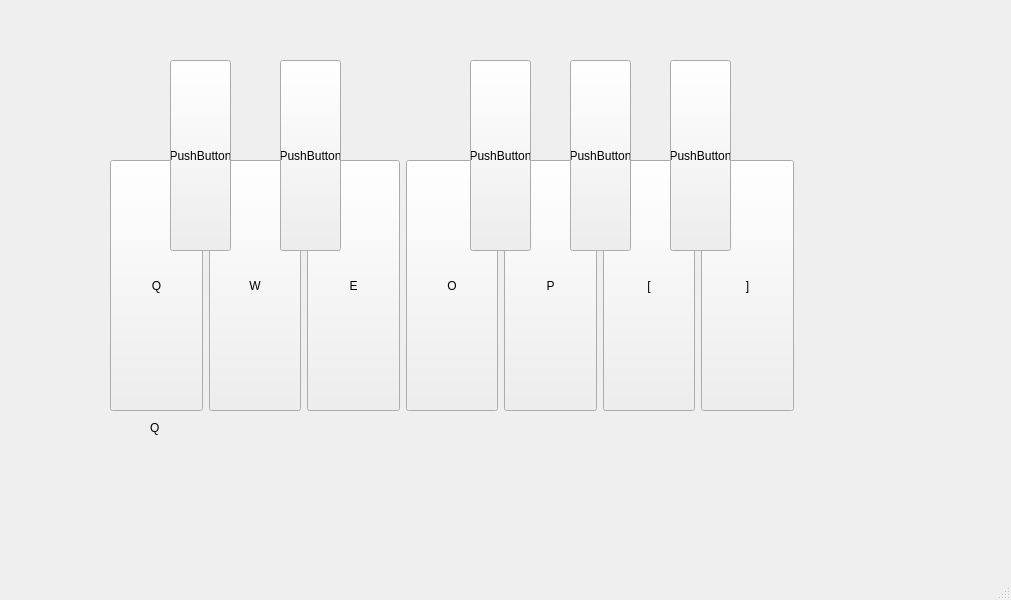
Before: the Qt Designer form mainwindow.ui in bembek7/DigitalPiano, drawn with Qt 5.
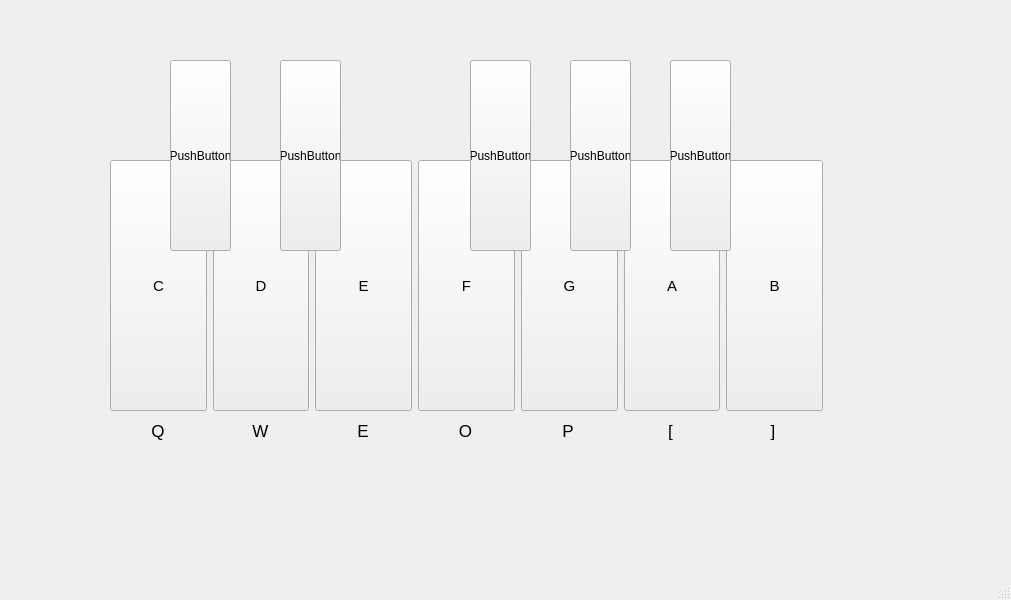
After: the same form once the commit is applied.

```diff
--- a/mainwindow.ui
+++ b/mainwindow.ui
@@ -19,7 +19,7 @@
      <rect>
       <x>110</x>
       <y>160</y>
-      <width>684</width>
+      <width>713</width>
       <height>251</height>
      </rect>
     </property>
@@ -32,8 +32,13 @@
          <verstretch>0</verstretch>
         </sizepolicy>
        </property>
+       <property name="font">
+        <font>
+         <pointsize>11</pointsize>
+        </font>
+       </property>
        <property name="text">
-        <string>Q</string>
+        <string>C</string>
        </property>
        <property name="shortcut">
         <string/>
@@ -48,8 +53,13 @@
          <verstretch>0</verstretch>
         </sizepolicy>
        </property>
+       <property name="font">
+        <font>
+         <pointsize>11</pointsize>
+        </font>
+       </property>
        <property name="text">
-        <string>W</string>
+        <string>D</string>
        </property>
       </widget>
      </item>
@@ -61,6 +71,11 @@
          <verstretch>0</verstretch>
         </sizepolicy>
        </property>
+       <property name="font">
+        <font>
+         <pointsize>11</pointsize>
+        </font>
+       </property>
        <property name="text">
         <string>E</string>
        </property>
@@ -74,8 +89,13 @@
          <verstretch>0</verstretch>
         </sizepolicy>
        </property>
+       <property name="font">
+        <font>
+         <pointsize>11</pointsize>
+        </font>
+       </property>
        <property name="text">
-        <string>O</string>
+        <string>F</string>
        </property>
       </widget>
      </item>
@@ -87,8 +107,13 @@
          <verstretch>0</verstretch>
         </sizepolicy>
        </property>
+       <property name="font">
+        <font>
+         <pointsize>11</pointsize>
+        </font>
+       </property>
        <property name="text">
-        <string>P</string>
+        <string>G</string>
        </property>
       </widget>
      </item>
@@ -100,8 +125,13 @@
          <verstretch>0</verstretch>
         </sizepolicy>
        </property>
+       <property name="font">
+        <font>
+         <pointsize>11</pointsize>
+        </font>
+       </property>
        <property name="text">
-        <string>[</string>
+        <string>A</string>
        </property>
       </widget>
      </item>
@@ -113,8 +143,13 @@
          <verstretch>0</verstretch>
         </sizepolicy>
        </property>
+       <property name="font">
+        <font>
+         <pointsize>11</pointsize>
+        </font>
+       </property>
        <property name="text">
-        <string>]</string>
+        <string>B</string>
        </property>
       </widget>
      </item>
@@ -185,18 +220,122 @@
      <string>PushButton</string>
     </property>
    </widget>
-   <widget class="QLabel" name="label">
+   <widget class="QWidget" name="horizontalLayoutWidget_2">
     <property name="geometry">
      <rect>
-      <x>150</x>
-      <y>420</y>
-      <width>49</width>
-      <height>16</height>
+      <x>110</x>
+      <y>410</y>
+      <width>711</width>
+      <height>41</height>
      </rect>
     </property>
-    <property name="text">
-     <string>Q</string>
-    </property>
+    <layout class="QHBoxLayout" name="horizontalLayout_2">
+     <item>
+      <widget class="QLabel" name="label">
+       <property name="font">
+        <font>
+         <pointsize>13</pointsize>
+        </font>
+       </property>
+       <property name="text">
+        <string>Q</string>
+       </property>
+       <property name="alignment">
+        <set>Qt::AlignCenter</set>
+       </property>
+      </widget>
+     </item>
+     <item>
+      <widget class="QLabel" name="label_2">
+       <property name="font">
+        <font>
+         <pointsize>13</pointsize>
+        </font>
+       </property>
+       <property name="text">
+        <string>W</string>
+       </property>
+       <property name="alignment">
+        <set>Qt::AlignCenter</set>
+       </property>
+      </widget>
+     </item>
+     <item>
+      <widget class="QLabel" name="label_3">
+       <property name="font">
+        <font>
+         <pointsize>13</pointsize>
+        </font>
+       </property>
+       <property name="text">
+        <string>E</string>
+       </property>
+       <property name="alignment">
+        <set>Qt::AlignCenter</set>
+       </property>
+      </widget>
+     </item>
+     <item>
+      <widget class="QLabel" name="label_4">
+       <property name="font">
+        <font>
+         <pointsize>13</pointsize>
+        </font>
+       </property>
+       <property name="text">
+        <string>O</string>
+       </property>
+       <property name="alignment">
+        <set>Qt::AlignCenter</set>
+       </property>
+      </widget>
+     </item>
+     <item>
+      <widget class="QLabel" name="label_5">
+       <property name="font">
+        <font>
+         <pointsize>13</pointsize>
+        </font>
+       </property>
+       <property name="text">
+        <string>P</string>
+       </property>
+       <property name="alignment">
+        <set>Qt::AlignCenter</set>
+       </property>
+      </widget>
+     </item>
+     <item>
+      <widget class="QLabel" name="label_6">
+       <property name="font">
+        <font>
+         <pointsize>13</pointsize>
+        </font>
+       </property>
+       <property name="text">
+        <string>[</string>
+       </property>
+       <property name="alignment">
+        <set>Qt::AlignCenter</set>
+       </property>
+      </widget>
+     </item>
+     <item>
+      <widget class="QLabel" name="label_7">
+       <property name="font">
+        <font>
+         <pointsize>13</pointsize>
+        </font>
+       </property>
+       <property name="text">
+        <string>]</string>
+       </property>
+       <property name="alignment">
+        <set>Qt::AlignCenter</set>
+       </property>
+      </widget>
+     </item>
+    </layout>
    </widget>
   </widget>
   <widget class="QMenuBar" name="menubar">
```
Left out of the diff: 10 changed lines with no effect on the pictures.
